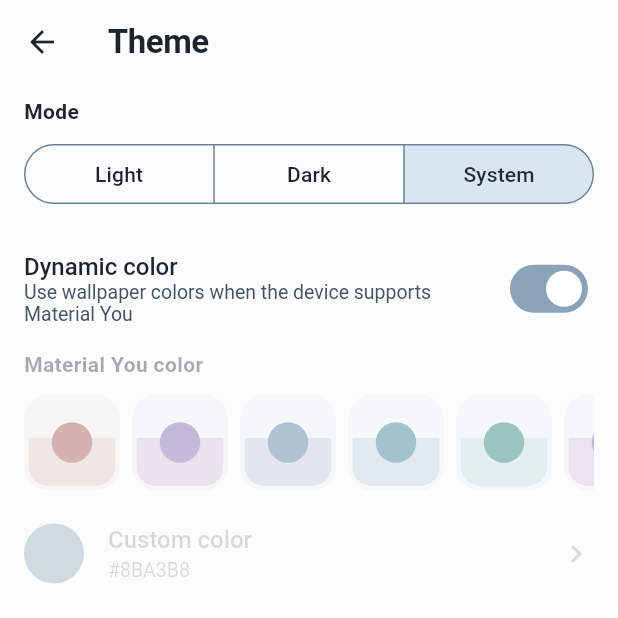
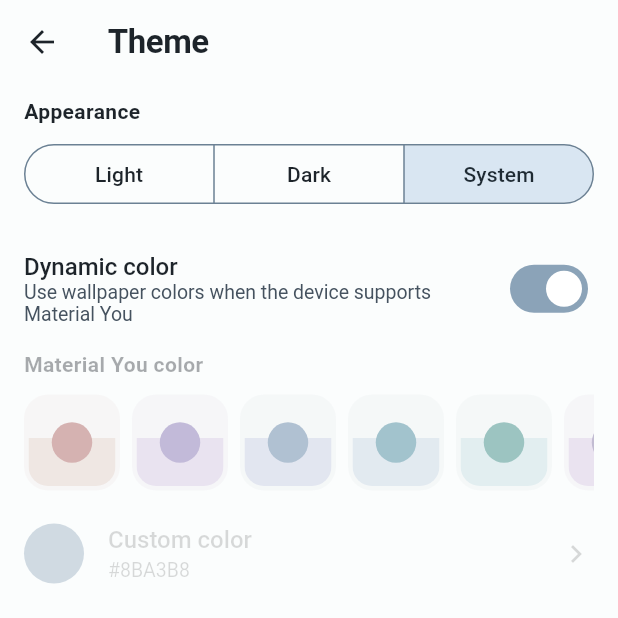
Before and after one commit to mounsokdara/video-player, a Flutter app: the ThemeSettings screen opened directly with empty values, on a phone screen of 412 x 824 dp, the top half of it. Run offline on Flutter 3.47's test engine with Material 3 defaults, Android fonts, the phone set to English and light mode, and no system bars; drawn by our look-alikes of dynamic_color; our stand-ins replace battery_plus, package_info_plus, permission_handler, share_plus, shared_preferences, vibration and 1 more; missing offline and left inert: media_kit, media_kit_video, photo_manager, screen_brightness, volume_controller; accounts and stored records are empty.

Commit message:
Theme settings: rename Mode label to Appearance

```diff
--- a/lib/settings/settings_ui.dart
+++ b/lib/settings/settings_ui.dart
@@ -463,7 +463,7 @@ class _ThemeSettingsState extends State<ThemeSettings> {
       body: ListView(
         padding: EdgeInsets.fromLTRB(16, 8, 16, 32 + pad.bottom),
         children: [
-          const Text('Mode', style: TextStyle(fontWeight: FontWeight.w600)),
+          const Text('Appearance', style: TextStyle(fontWeight: FontWeight.w600)),
           const SizedBox(height: 8),
           // Theme button, same control as Khmer Calendar: text-only, full width, check mark on wide screens.
           LayoutBuilder(
```
